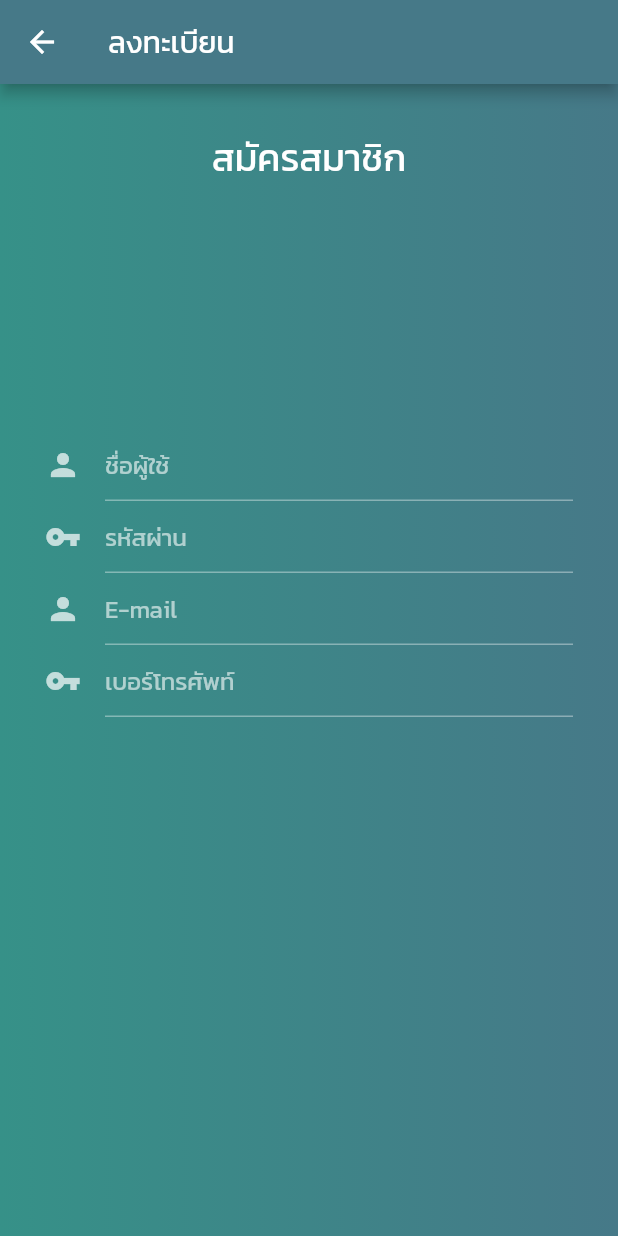
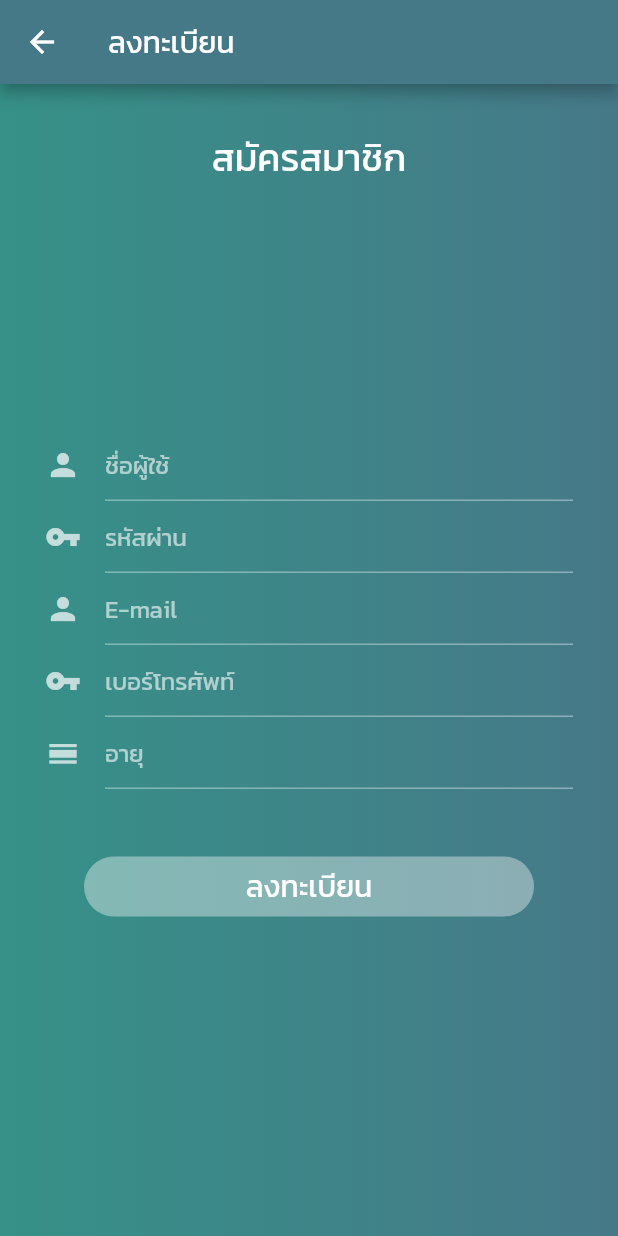
Before and after one commit to Supakoa/Phatthalung_App, a Flutter app: the register screen opened directly, on a phone screen of 412 x 824 dp. Run offline on Flutter 3.47's test engine with Material 2 defaults, Android fonts, the phone set to English and light mode, and no system bars; our stand-ins replace carousel_slider, google_maps_flutter; generated files the repository leaves out were written again.

Commit message:
Update login.dart

```diff
--- a/app/lib/login.dart
+++ b/app/lib/login.dart
@@ -19,9 +19,7 @@ class _MyLoginState extends State<MyLogin> {
               style: TextStyle(color: Colors.white)),
           backgroundColor: Color.fromARGB(255, 70, 121, 136),
         ),
-
         body: Container(
-
           decoration: BoxDecoration(
               gradient: LinearGradient(colors: [
             Color.fromARGB(255, 54, 145, 136),
@@ -32,17 +30,17 @@ class _MyLoginState extends State<MyLogin> {
             // mainAxisSize: MainAxisSize.max,
             children: <Widget>[
               Container(
-
                   height: 150,
                   width: 400,
-
                   color: Colors.amberAccent,
                   child: Text(
                     'เข้าสู่ระบบ',
                     style: TextStyle(fontSize: 30),
                     textAlign: TextAlign.center,
                   )),
-                  SizedBox(height: 20.0,),
+              SizedBox(
+                height: 20.0,
+              ),
               new TextFormField(
                 decoration: InputDecoration(
                   icon: Icon(Icons.person),
@@ -179,6 +177,28 @@ class register extends StatelessWidget {
                   hintText: 'เบอร์โทรศัพท์',
                 ),
               ),
+               new TextFormField(
+                decoration: InputDecoration(
+                  icon: Icon(Icons.calendar_view_day),
+                  hintText: 'อายุ',
+                ),
+              ),
+              new Padding(
+                  padding: EdgeInsets.fromLTRB(0.0, 45.0, 0.0, 0.0),
+                  child: SizedBox(
+                    height: 40.0,
+                    width: 300,
+                    child: new RaisedButton(
+                      elevation: 5.0,
+                      shape: new RoundedRectangleBorder(
+                          borderRadius: new BorderRadius.circular(30.0)),
+                      color: Colors.blue,
+                      child: new Text('ลงทะเบียน',
+                          style: new TextStyle(
+                              fontSize: 20.0, color: Colors.white)),
+                     //onPressed: validateAndSubmit,
+                    ),
+                  ))
             ],
           )),
     );
```
